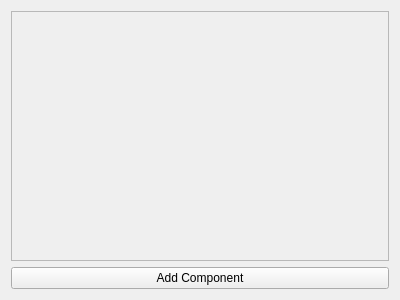
Qt form tools/editor/application/VadonEditor/UI/Model/Scene/EntityEditor.ui (janos-ijgyarto/vadon) before a commit.
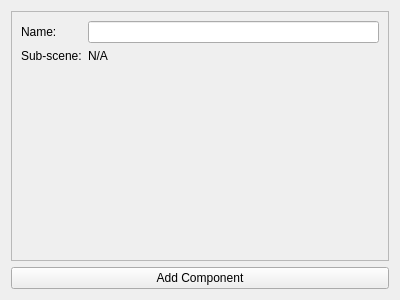
The same form after that commit.

Commit message: Entity model and view, fixes, refactoring: - Revised Entity model, uses Qt model for tree structure, custom objects store data - Revised serialization based on above change - Added UUID to Scene entities for identification - Implemented skeleton of Scene Tree and Entity Editor, added view logic

Patch:
```diff
--- a/tools/editor/application/VadonEditor/UI/Model/Scene/EntityEditor.ui
+++ b/tools/editor/application/VadonEditor/UI/Model/Scene/EntityEditor.ui
@@ -28,7 +28,35 @@
         <height>250</height>
        </rect>
       </property>
-      <layout class="QVBoxLayout" name="verticalLayout_3">
+      <layout class="QVBoxLayout" name="componentScrollMainVBox">
+       <item>
+        <layout class="QFormLayout" name="entityPropertiesForm">
+         <item row="0" column="0">
+          <widget class="QLabel" name="nameLabel">
+           <property name="text">
+            <string>Name:</string>
+           </property>
+          </widget>
+         </item>
+         <item row="1" column="0">
+          <widget class="QLabel" name="subSceneLabel">
+           <property name="text">
+            <string>Sub-scene:</string>
+           </property>
+          </widget>
+         </item>
+         <item row="1" column="1">
+          <widget class="QLabel" name="subSceneResourceLabel">
+           <property name="text">
+            <string>N/A</string>
+           </property>
+          </widget>
+         </item>
+         <item row="0" column="1">
+          <widget class="QLineEdit" name="nameLineEdit"/>
+         </item>
+        </layout>
+       </item>
        <item>
         <layout class="QVBoxLayout" name="componentListVBox">
          <item>
```
Left out of the diff: 39 changed lines with no effect on the pictures. The commit also changes 14 other files.
